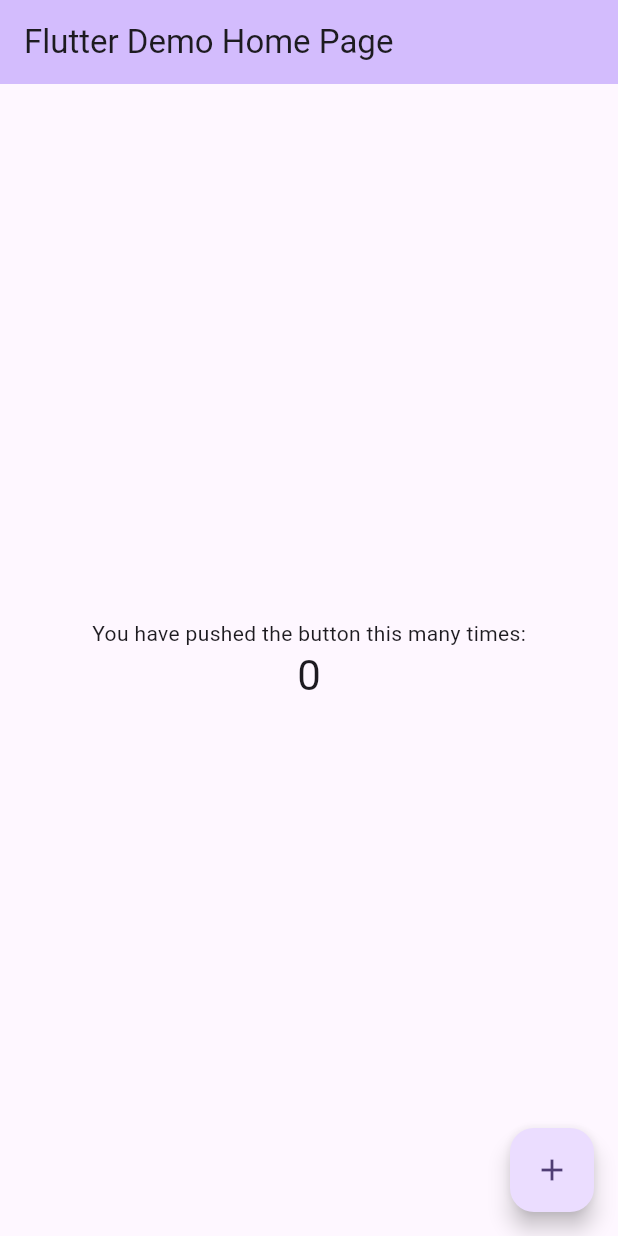
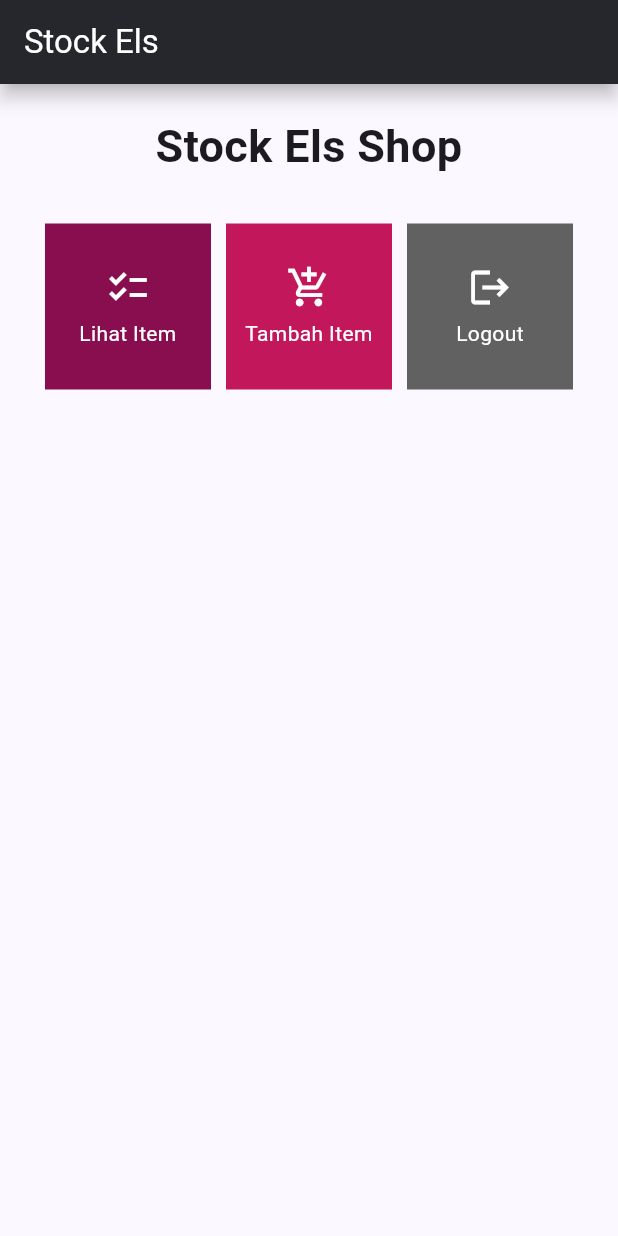
Before and after one commit to cheerylaisyah/stock-els-mobile, a Flutter app: the screen it shows after launch, on a phone screen of 412 x 824 dp. Run offline on Flutter 3.47's test engine with Material 2 defaults, Android fonts, the phone set to English and light mode, and no system bars.

Commit message:
finished tugas 6

```diff
--- a/lib/main.dart
+++ b/lib/main.dart
@@ -1,4 +1,5 @@
 import 'package:flutter/material.dart';
+import 'package:stock_els/menu.dart';
 
 void main() {
   runApp(const MyApp());
@@ -11,115 +12,12 @@
   @override
   Widget build(BuildContext context) {
     return MaterialApp(
-      title: 'Flutter Demo',
+      title: 'Stock Els',
       theme: ThemeData(
-        // This is the theme of your application.
-        //
-        // TRY THIS: Try running your application with "flutter run". You'll see
-        // the application has a blue toolbar. Then, without quitting the app,
-        // try changing the seedColor in the colorScheme below to Colors.green
-        // and then invoke "hot reload" (save your changes or press the "hot
-        // reload" button in a Flutter-supported IDE, or press "r" if you used
-        // the command line to start the app).
-        //
-        // Notice that the counter didn't reset back to zero; the application
-        // state is not lost during the reload. To reset the state, use hot
-        // restart instead.
-        //
-        // This works for code too, not just values: Most code changes can be
-        // tested with just a hot reload.
-        colorScheme: ColorScheme.fromSeed(seedColor: Colors.deepPurple),
+        colorScheme: ColorScheme.fromSeed(seedColor: Colors.indigo),
         useMaterial3: true,
       ),
-      home: const MyHomePage(title: 'Flutter Demo Home Page'),
+      home: MyHomePage(),
     );
   }
 }
-
-class MyHomePage extends StatefulWidget {
-  const MyHomePage({super.key, required this.title});
-
-  // This widget is the home page of your application. It is stateful, meaning
-  // that it has a State object (defined below) that contains fields that affect
-  // how it looks.
-
-  // This class is the configuration for the state. It holds the values (in this
-  // case the title) provided by the parent (in this case the App widget) and
-  // used by the build method of the State. Fields in a Widget subclass are
-  // always marked "final".
-
-  final String title;
-
-  @override
-  State<MyHomePage> createState() => _MyHomePageState();
-}
-
-class _MyHomePageState extends State<MyHomePage> {
-  int _counter = 0;
-
-  void _incrementCounter() {
-    setState(() {
-      // This call to setState tells the Flutter framework that something has
-      // changed in this State, which causes it to rerun the build method below
-      // so that the display can reflect the updated values. If we changed
-      // _counter without calling setState(), then the build method would not be
-      // called again, and so nothing would appear to happen.
-      _counter++;
-    });
-  }
-
-  @override
-  Widget build(BuildContext context) {
-    // This method is rerun every time setState is called, for instance as done
-    // by the _incrementCounter method above.
-    //
-    // The Flutter framework has been optimized to make rerunning build methods
-    // fast, so that you can just rebuild anything that needs updating rather
-    // than having to individually change instances of widgets.
-    return Scaffold(
-      appBar: AppBar(
-        // TRY THIS: Try changing the color here to a specific color (to
-        // Colors.amber, perhaps?) and trigger a hot reload to see the AppBar
-        // change color while the other colors stay the same.
-        backgroundColor: Theme.of(context).colorScheme.inversePrimary,
-        // Here we take the value from the MyHomePage object that was created by
-        // the App.build method, and use it to set our appbar title.
-        title: Text(widget.title),
-      ),
-      body: Center(
-        // Center is a layout widget. It takes a single child and positions it
-        // in the middle of the parent.
-        child: Column(
-          // Column is also a layout widget. It takes a list of children and
-          // arranges them vertically. By default, it sizes itself to fit its
-          // children horizontally, and tries to be as tall as its parent.
-          //
-          // Column has various properties to control how it sizes itself and
-          // how it positions its children. Here we use mainAxisAlignment to
-          // center the children vertically; the main axis here is the vertical
-          // axis because Columns are vertical (the cross axis would be
-          // horizontal).
-          //
-          // TRY THIS: Invoke "debug painting" (choose the "Toggle Debug Paint"
-          // action in the IDE, or press "p" in the console), to see the
-          // wireframe for each widget.
-          mainAxisAlignment: MainAxisAlignment.center,
-          children: <Widget>[
-            const Text(
-              'You have pushed the button this many times:',
-            ),
-            Text(
-              '$_counter',
-              style: Theme.of(context).textTheme.headlineMedium,
-            ),
-          ],
-        ),
-      ),
-      floatingActionButton: FloatingActionButton(
-        onPressed: _incrementCounter,
-        tooltip: 'Increment',
-        child: const Icon(Icons.add),
-      ), // This trailing comma makes auto-formatting nicer for build methods.
-    );
-  }
-}
--- /dev/null
+++ b/lib/menu.dart
@@ -0,0 +1,124 @@
+import 'package:flutter/material.dart';
+import 'dart:math';
+
+class MyHomePage extends StatelessWidget {
+    MyHomePage({Key? key}) : super(key: key);
+
+    final List<ShopItem> items = [
+        ShopItem("Lihat Item", Icons.checklist),
+        ShopItem("Tambah Item", Icons.add_shopping_cart),
+        ShopItem("Logout", Icons.logout),
+    ];
+
+    @override
+    Widget build(BuildContext context) {
+        return Scaffold(
+            appBar: AppBar(
+                title: const Text(
+                'Stock Els',
+                style: TextStyle(color: Colors.white),
+                ),
+                backgroundColor: Colors.grey[900],
+                elevation: 5, // Control the shadow depth
+                shadowColor: Colors.black, // Color of the shadow
+            ),
+            body: SingleChildScrollView(
+                // Widget wrapper yang dapat discroll
+                child: Padding(
+                    padding: const EdgeInsets.all(10.0), // Set padding dari halaman
+                    child: Column(
+                        // Widget untuk menampilkan children secara vertikal
+                        children: <Widget>[
+                            const Padding(
+                                padding: EdgeInsets.only(top: 10.0, bottom: 10.0),
+                                // Widget Text untuk menampilkan tulisan dengan alignment center dan style yang sesuai
+                                child: Text(
+                                    'Stock Els Shop', // Text yang menandakan toko
+                                    textAlign: TextAlign.center,
+                                    style: TextStyle(
+                                        fontSize: 30,
+                                        fontWeight: FontWeight.bold,
+                                    ),
+                                ),
+                            ),
+                            // Grid layout
+                            GridView.count(
+                                // Container pada card kita.
+                                primary: true,
+                                padding: const EdgeInsets.all(20),
+                                crossAxisSpacing: 10,
+                                mainAxisSpacing: 10,
+                                crossAxisCount: 3,
+                                shrinkWrap: true,
+                                children: items.map((ShopItem item) {
+                                    // Iterasi untuk setiap item
+                                    return ShopCard(item);
+                                }).toList(),
+                            ),
+                        ],
+                    ),
+                ),
+            ),
+        );
+    }
+}
+
+class ShopItem {
+  final String name;
+  final IconData icon;
+
+  ShopItem(this.name, this.icon);
+}
+
+class ShopCard extends StatelessWidget {
+   final ShopItem item;
+
+   const ShopCard(this.item, {super.key});
+
+   @override
+   Widget build(BuildContext context) {
+    var buttonColor;
+    if (item.name.compareTo("Lihat Item") == 0) {
+      buttonColor= Colors.pink[900];
+    }
+    else if (item.name.compareTo("Tambah Item") == 0) {
+      buttonColor= Colors.pink[700];
+    }
+    else if (item.name.compareTo("Logout") == 0) {
+      buttonColor= Colors.grey[700];
+    }
+
+    return Material(
+      color: buttonColor,
+      child: InkWell(
+        onTap: () {
+          ScaffoldMessenger.of(context)
+            ..hideCurrentSnackBar()
+            ..showSnackBar(SnackBar(
+                content: Text("Kamu telah menekan tombol ${item.name}!")));
+        },
+        child: Container(
+          padding: const EdgeInsets.all(8),
+          child: Center(
+            child: Column(
+              mainAxisAlignment: MainAxisAlignment.center,
+              children: [
+                Icon(
+                  item.icon,
+                  color: Colors.white, // Set warna text icon menjadi putih
+                  size: 30.0,
+                ),
+                const Padding(padding: EdgeInsets.all(3)),
+                Text(
+                  item.name,
+                  textAlign: TextAlign.center,
+                  style: const TextStyle(color: Colors.white),
+                ),
+              ],
+            ),
+          ),
+        ),
+      ),
+    );
+  }
+}
```
Also changed, not shown: pubspec.yaml (line endings or trailing spaces), 1 other file.
